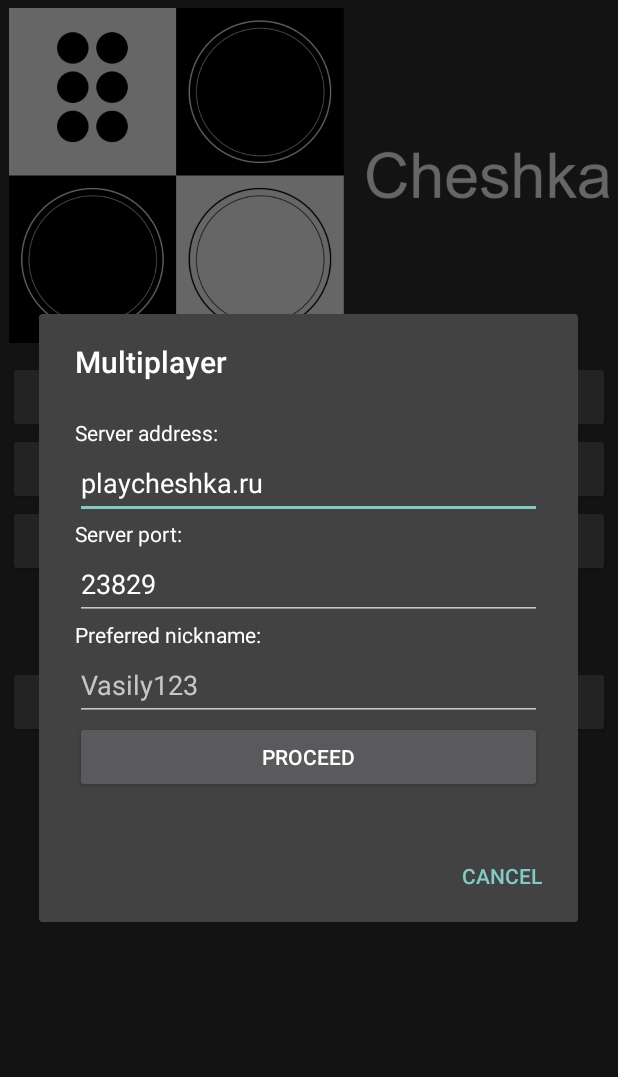
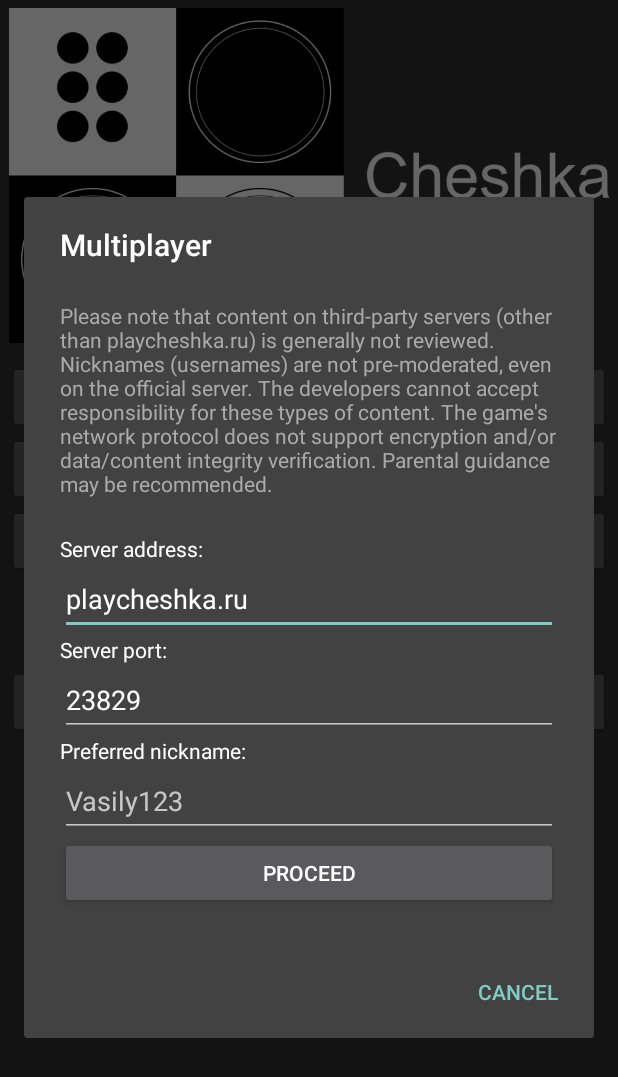
Before and after one commit to minecraft8997/Cheshka, an Android app: the screen it shows after launch (LauncherActivity), after a tap on "MULTIPLAYER", on a phone screen of 412 x 824 dp. Shown: the top 1077 px of the screen. Run offline under Robolectric (Android 15) with nearby library versions, the light colour scheme and no system bars; 2 statements that could not run were skipped.

Commit message:
v1.1.1, legal things

```diff
--- a/app/build.gradle
+++ b/app/build.gradle
@@ -10,8 +10,8 @@
         applicationId "ru.deewend.cheshka"
         minSdk 16
         targetSdk 34
-        versionCode 6
-        versionName "1.1"
+        versionCode 7
+        versionName "1.1.1"
 
         testInstrumentationRunner "androidx.test.runner.AndroidJUnitRunner"
     }
--- a/app/src/main/java/ru/deewend/cheshka/Cheshka.java
+++ b/app/src/main/java/ru/deewend/cheshka/Cheshka.java
@@ -6,6 +6,8 @@
 import androidx.appcompat.app.AppCompatDelegate;
 
 public class Cheshka extends Application {
+    public static final boolean APPGALLERY_BUILD = false;
+
     private GamePreferences preferences;
 
     public static Cheshka getInstance(CheshkaActivity activity) {
--- a/app/src/main/java/ru/deewend/cheshka/LauncherActivity.java
+++ b/app/src/main/java/ru/deewend/cheshka/LauncherActivity.java
@@ -303,6 +303,14 @@
         if (preferences.hasCredentials()) {
             ((EditText) view.findViewById(R.id.username_field)).setText(preferences.getUsername());
         }
+        if (!Cheshka.APPGALLERY_BUILD) {
+            view.findViewById(R.id.server_address_field_text).setVisibility(View.VISIBLE);
+            view.findViewById(R.id.server_address_field).setVisibility(View.VISIBLE);
+            view.findViewById(R.id.server_port_field_text).setVisibility(View.VISIBLE);
+            view.findViewById(R.id.server_port_field).setVisibility(View.VISIBLE);
+        } else {
+            view.findViewById(R.id.huawei_notification_text).setVisibility(View.VISIBLE);
+        }
         view.findViewById(R.id.proceed_button).setOnClickListener((v) -> {
             Object serverAddress = getEditTextValue(view, R.id.server_address_field, true);
             Object serverPort = getEditTextValue(view, R.id.server_port_field, false);
@@ -312,6 +320,11 @@
                 return;
             }
             String serverAddressStr = (String) serverAddress;
+            int serverPortInt = (int) serverPort;
+            if (Cheshka.APPGALLERY_BUILD) {
+                serverAddressStr = getString(R.string.server_address_example);
+                serverPortInt = Integer.parseInt(getString(R.string.server_port_example));
+            }
             if (serverAddressStr.isEmpty()) {
                 Toast.makeText(this, R.string.empty_server_address_text, Toast.LENGTH_SHORT).show();
 
@@ -320,7 +333,7 @@
             Object username = getEditTextValue(view, R.id.username_field, true);
 
             preferences.setServerAddress(serverAddressStr);
-            preferences.setServerPort((int) serverPort);
+            preferences.setServerPort(serverPortInt);
             preferences.setUsername((String) username);
             preferences.savePreferences();
 
--- a/app/src/main/res/layout/layout_multiplayer_options.xml
+++ b/app/src/main/res/layout/layout_multiplayer_options.xml
@@ -10,11 +10,28 @@
         android:layout_margin="24dp">
 
         <TextView
+            android:id="@+id/huawei_notification_text"
+            android:layout_width="match_parent"
+            android:layout_height="wrap_content"
+            android:textColor="@color/grey"
+            android:text="@string/huawei_notification_text"
+            android:visibility="gone" />
+
+        <TextView
+            android:layout_width="match_parent"
+            android:layout_height="wrap_content"
+            android:textColor="@color/grey"
+            android:text="@string/third_party_servers_warning_text"
+            android:layout_marginBottom="24dp" />
+
+        <TextView
+            android:id="@+id/server_address_field_text"
             android:layout_width="match_parent"
             android:layout_height="wrap_content"
             android:labelFor="@id/server_address_field"
             android:textColor="@color/white"
-            android:text="@string/server_address_text" />
+            android:text="@string/server_address_text"
+            android:visibility="gone" />
 
         <EditText
             android:id="@+id/server_address_field"
@@ -24,14 +41,17 @@
             android:autofillHints=""
             android:inputType="text"
             android:text="@string/server_address_example"
-            android:hint="@string/server_address_example" />
+            android:hint="@string/server_address_example"
+            android:visibility="gone" />
 
         <TextView
+            android:id="@+id/server_port_field_text"
             android:layout_width="match_parent"
             android:layout_height="wrap_content"
             android:labelFor="@id/server_port_field"
             android:textColor="@color/white"
-            android:text="@string/server_port_text" />
+            android:text="@string/server_port_text"
+            android:visibility="gone" />
 
         <EditText
             android:id="@+id/server_port_field"
@@ -41,7 +61,8 @@
             android:autofillHints=""
             android:inputType="number"
             android:text="@string/server_port_example"
-            android:hint="@string/server_port_example" />
+            android:hint="@string/server_port_example"
+            android:visibility="gone" />
 
         <TextView
             android:layout_width="match_parent"
--- a/app/src/main/res/values/colors.xml
+++ b/app/src/main/res/values/colors.xml
@@ -7,5 +7,6 @@
     <color name="teal_700">#FF018786</color>
     <color name="black">#FF000000</color>
     <color name="white">#FFFFFFFF</color>
+    <color name="grey">#FFAAAAAA</color>
     <color name="red">#FFFF0000</color>
 </resources>
--- a/app/src/main/res/values/strings.xml
+++ b/app/src/main/res/values/strings.xml
@@ -110,4 +110,6 @@
     <string name="cmd_should_start_with">Commands should start with \'!\' symbol</string>
     <string name="bad_configuration_text">Please uncheck this option in order to play \"Noticeably hard\" mode</string>
     <string name="empty_server_address_text">Please specify server address (for example, playcheshka.ru)</string>
+    <string name="huawei_notification_text">This game build is designed for HUAWEI AppGallery. Only official game server (playcheshka.ru) is supported. In order to be able to connect to third-party servers, please obtain the game from another official source (more at <a href="https://cheshka.deewend.ru/">https://cheshka.deewend.ru/</a>).</string>
+    <string name="third_party_servers_warning_text">Please note that content on third-party servers (other than playcheshka.ru) is generally not reviewed. Nicknames (usernames) are not pre-moderated, even on the official server. The developers cannot accept responsibility for these types of content. The game\'s network protocol does not support encryption and/or data/content integrity verification. Parental guidance may be recommended.</string>
 </resources>
```
Also changed, not shown: 1 other file.
